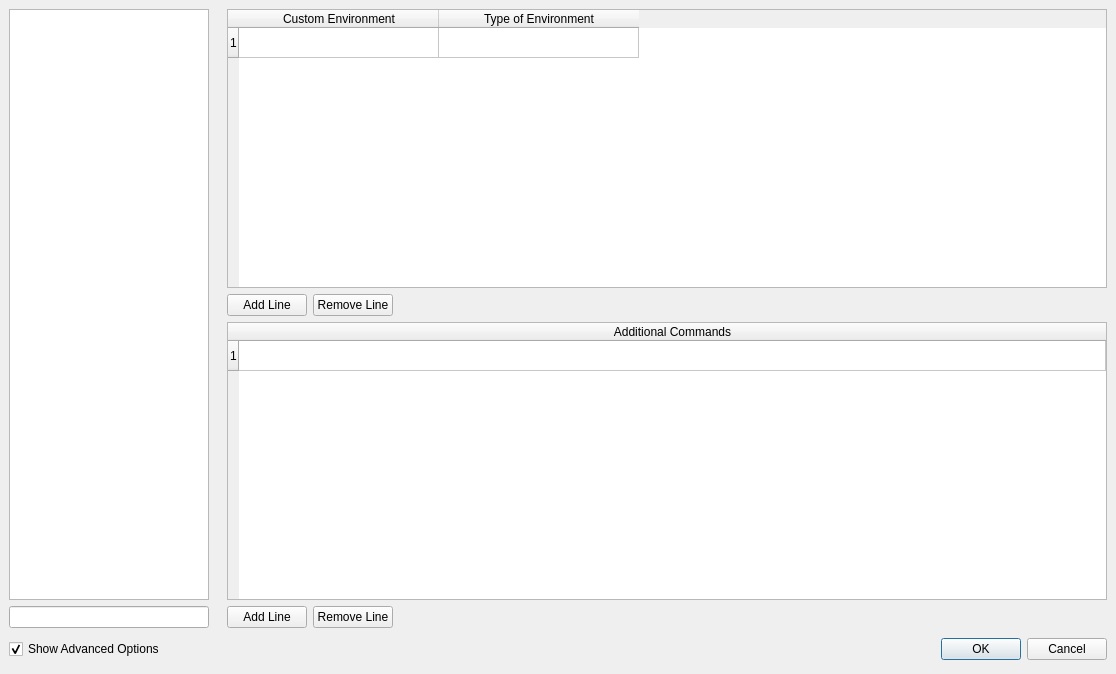
The window that src/configdialog.ui (texstudio-org/texstudio) describes before a commit, drawn with Qt 5.
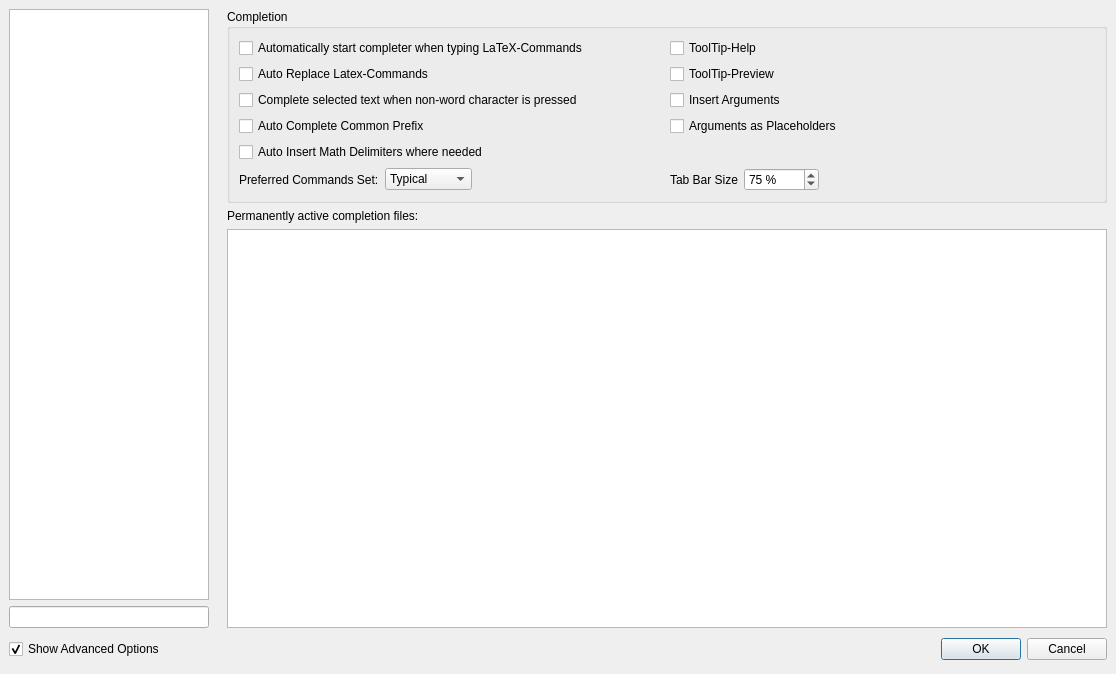
The same window after the commit. The open tabs and pages were chosen to show the change. Icons and pictures are not drawn.

Commit message: remove custom highlighting probably basically unused and it can be handled via cwl now

What changed in the file:
```diff
--- a/src/configdialog.ui
+++ b/src/configdialog.ui
@@ -2851,130 +2851,6 @@
        </item>
       </layout>
      </widget>
-     <widget class="QWidget" name="pageCustomHighlighting">
-      <layout class="QVBoxLayout">
-       <property name="leftMargin">
-        <number>0</number>
-       </property>
-       <property name="topMargin">
-        <number>0</number>
-       </property>
-       <property name="rightMargin">
-        <number>0</number>
-       </property>
-       <property name="bottomMargin">
-        <number>0</number>
-       </property>
-       <item>
-        <widget class="QTableWidget" name="twHighlighEnvirons">
-         <property name="toolTip">
-          <string>Here the highlighting of custom environments can be changed.</string>
-         </property>
-         <property name="rowCount">
-          <number>1</number>
-         </property>
-         <property name="columnCount">
-          <number>2</number>
-         </property>
-         <attribute name="horizontalHeaderDefaultSectionSize">
-          <number>200</number>
-         </attribute>
-         <row/>
-         <column>
-          <property name="text">
-           <string>Custom Environment</string>
-          </property>
-         </column>
-         <column>
-          <property name="text">
-           <string>Type of Environment</string>
-          </property>
-         </column>
-        </widget>
-       </item>
-       <item>
-        <layout class="QHBoxLayout">
-         <item>
-          <widget class="QPushButton" name="pbAddLine">
-           <property name="toolTip">
-            <string>Here you can add another environment for custom highlighting.</string>
-           </property>
-           <property name="text">
-            <string>Add Line</string>
-           </property>
-          </widget>
-         </item>
-         <item>
-          <widget class="QPushButton" name="pbRemoveLine">
-           <property name="text">
-            <string>Remove Line</string>
-           </property>
-          </widget>
-         </item>
-         <item>
-          <spacer>
-           <property name="orientation">
-            <enum>Qt::Horizontal</enum>
-           </property>
-           <property name="sizeHint" stdset="0">
-            <size>
-             <width>40</width>
-             <height>20</height>
-            </size>
-           </property>
-          </spacer>
-         </item>
-        </layout>
-       </item>
-       <item>
-        <widget class="QTableWidget" name="twCustomSyntax">
-         <property name="rowCount">
-          <number>1</number>
-         </property>
-         <attribute name="horizontalHeaderStretchLastSection">
-          <bool>true</bool>
-         </attribute>
-         <row/>
-         <column>
-          <property name="text">
-           <string>Additional Commands</string>
-          </property>
-         </column>
-        </widget>
-       </item>
-       <item>
-        <layout class="QHBoxLayout" name="horizontalLayout_3">
-         <item>
-          <widget class="QPushButton" name="pbAddSyntaxLine">
-           <property name="text">
-            <string>Add Line</string>
-           </property>
-          </widget>
-         </item>
-         <item>
-          <widget class="QPushButton" name="pbRemoveSyntaxLine">
-           <property name="text">
-            <string>Remove Line</string>
-           </property>
-          </widget>
-         </item>
-         <item>
-          <spacer name="horizontalSpacer">
-           <property name="orientation">
-            <enum>Qt::Horizontal</enum>
-           </property>
-           <property name="sizeHint" stdset="0">
-            <size>
-             <width>40</width>
-             <height>20</height>
-            </size>
-           </property>
-          </spacer>
-         </item>
-        </layout>
-       </item>
-      </layout>
-     </widget>
      <widget class="QWidget" name="pageCompletion">
       <layout class="QVBoxLayout" name="verticalLayout_4">
        <property name="leftMargin">
```
Left out of the diff: 38 changed lines with no effect on the pictures. The commit also changes 3 other files.
